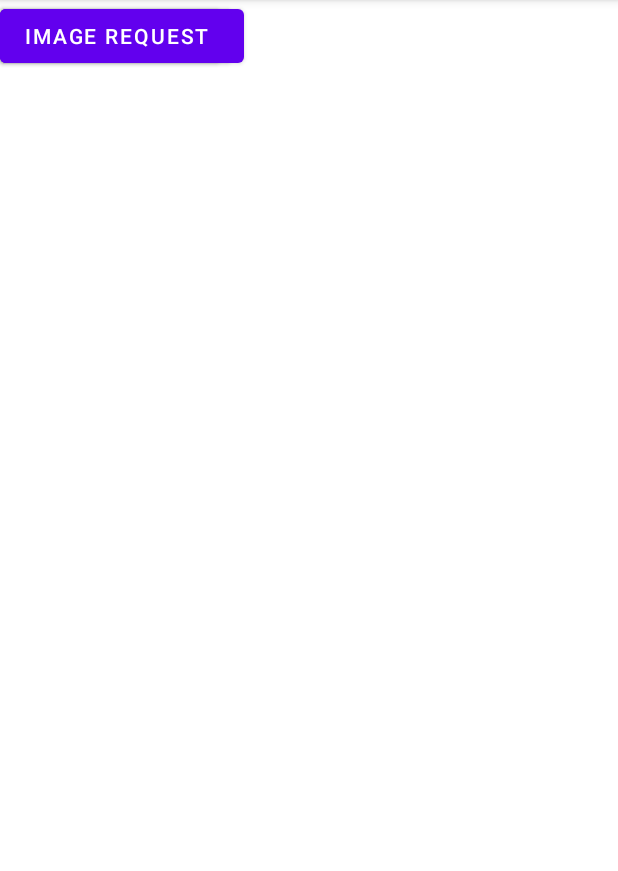
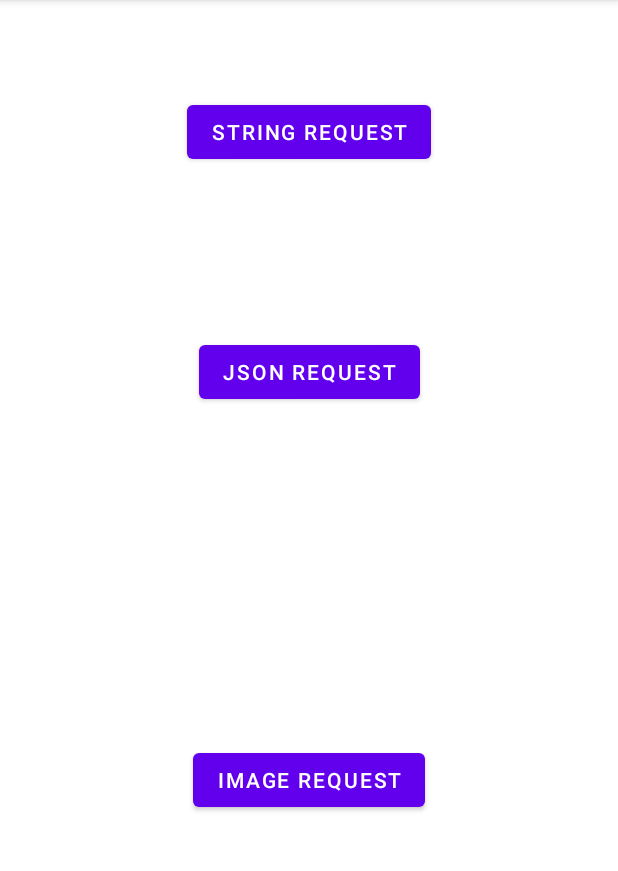
Before and after one commit to maximpopov11/Novello, an Android app: the screen it shows after launch (MainActivity), on a phone screen of 412 x 824 dp, the part 84-955 px from its top. Run offline under Robolectric (Android 15) with nearby library versions, the phone set to English and light mode, and no system bars; our stand-ins replace Volley.

Commit message:
E3: String and JSON Request working, Image Request Broken

```diff
--- a/Experiments/roba_abbajabal/E3_Volley/app/src/main/AndroidManifest.xml
+++ b/Experiments/roba_abbajabal/E3_Volley/app/src/main/AndroidManifest.xml
@@ -5,7 +5,7 @@
     <uses-permission android:name="android.permission.INTERNET"/>
 
     <application
-        android:name=".app.AppController"
+        android:name="com.example.e3_volley.app.AppController"
         android:usesCleartextTraffic="true"
         android:allowBackup="true"
         android:icon="@mipmap/ic_launcher"
@@ -22,6 +22,9 @@
                 <category android:name="android.intent.category.LAUNCHER" />
             </intent-filter>
         </activity>
+        <activity android:name=".ImageRequestActivity"></activity>
+        <activity android:name=".JsonRequestActivity"></activity>
+        <activity android:name=".StringRequestActivity"></activity>
     </application>
 
 </manifest>
--- a/Experiments/roba_abbajabal/E3_Volley/app/src/main/java/com/example/e3_volley/ImageRequestActivity.java
+++ b/Experiments/roba_abbajabal/E3_Volley/app/src/main/java/com/example/e3_volley/ImageRequestActivity.java
@@ -2,6 +2,7 @@ package com.example.e3_volley;
 
 import android.app.ProgressDialog;
 import android.os.Bundle;
+import android.widget.Button;
 import android.widget.ImageView;
 
 import androidx.appcompat.app.AppCompatActivity;
@@ -20,7 +21,7 @@ public class ImageRequestActivity extends AppCompatActivity {
         super.onCreate(savedInstanceState);
         setContentView(R.layout.activity_json);
 
-        ImageView imageView = findViewById(R.id.imageView);
+        ImageView imageView = (ImageView) findViewById(R.id.imageView);
 
         ImageLoader imageLoader = AppController.getInstance().getImageLoader();
         NetworkImageView imgNetWorkView = new NetworkImageView(this);
--- a/Experiments/roba_abbajabal/E3_Volley/app/src/main/java/com/example/e3_volley/MainActivity.java
+++ b/Experiments/roba_abbajabal/E3_Volley/app/src/main/java/com/example/e3_volley/MainActivity.java
@@ -2,7 +2,9 @@ package com.example.e3_volley;
 
 import androidx.appcompat.app.AppCompatActivity;
 
+import android.content.Intent;
 import android.os.Bundle;
+import android.widget.Button;
 
 public class MainActivity extends AppCompatActivity {
 
@@ -10,5 +12,31 @@ public class MainActivity extends AppCompatActivity {
     protected void onCreate(Bundle savedInstanceState) {
         super.onCreate(savedInstanceState);
         setContentView(R.layout.activity_main);
+
+        Button stringButton = (Button) findViewById(R.id.stringRequestButton);
+        Button jsonButton = (Button) findViewById(R.id.jsonRequestButton);
+        Button imageButton = (Button) findViewById(R.id.imageRequestButton);
+
+        stringButton.setOnClickListener(view -> switchToStringActivity());
+        jsonButton.setOnClickListener(view -> switchToJsonActivity());
+        imageButton.setOnClickListener(view -> switchToImageActivity());
+    }
+
+    public void switchToStringActivity()
+    {
+        Intent intent = new Intent(this, StringRequestActivity.class);
+        startActivity(intent);
+    }
+
+    public void switchToJsonActivity()
+    {
+        Intent intent = new Intent(this, JsonRequestActivity.class);
+        startActivity(intent);
+    }
+
+    public void switchToImageActivity()
+    {
+        Intent intent = new Intent(this, ImageRequestActivity.class);
+        startActivity(intent);
     }
 }
--- a/Experiments/roba_abbajabal/E3_Volley/app/src/main/java/com/example/e3_volley/StringRequestActivity.java
+++ b/Experiments/roba_abbajabal/E3_Volley/app/src/main/java/com/example/e3_volley/StringRequestActivity.java
@@ -3,6 +3,7 @@ package com.example.e3_volley;
 import android.app.ProgressDialog;
 import android.os.Bundle;
 import android.util.Log;
+import android.widget.TextView;
 
 import androidx.appcompat.app.AppCompatActivity;
 
@@ -24,17 +25,21 @@ public class StringRequestActivity extends AppCompatActivity {
         super.onCreate(savedInstanceState);
         setContentView(R.layout.activity_string);
 
+        TextView textView = (TextView) findViewById(R.id.stringRequestResponseText);
+
         String tag_string_req = "string_req";
         String url = Const.URL_STRING_REQ;
 
         ProgressDialog pDialog = new ProgressDialog(this);
         pDialog.setMessage("Loading...");
+        textView.setText("Loading...");
         pDialog.show();
 
         StringRequest stringRequest =
             new StringRequest(Request.Method.GET, url,
             response -> {
                 Log.d(AppController.TAG, response.toString());
+                textView.setText("Response:\n" + response.toString());
                 pDialog.hide();
             }, error -> {
                 VolleyLog.d(AppController.TAG, error.getMessage());
--- a/Experiments/roba_abbajabal/E3_Volley/app/src/main/java/com/example/e3_volley/net_utils/LruBitmapCache.java
+++ b/Experiments/roba_abbajabal/E3_Volley/app/src/main/java/com/example/e3_volley/net_utils/LruBitmapCache.java
@@ -7,7 +7,9 @@ import com.android.volley.toolbox.ImageLoader;
 
 public class LruBitmapCache extends LruCache<String, Bitmap> implements ImageLoader.ImageCache {
     public static int getDefaultLruCacheSize() {
-        return 0;
+        final int maxMemory = (int) (Runtime.getRuntime().maxMemory() / 1024);
+        final int cacheSize = maxMemory / 8;
+        return cacheSize;
     }
 
     public LruBitmapCache() {
--- a/Experiments/roba_abbajabal/E3_Volley/app/src/main/res/layout/activity_main.xml
+++ b/Experiments/roba_abbajabal/E3_Volley/app/src/main/res/layout/activity_main.xml
@@ -10,24 +10,30 @@
         android:id="@+id/stringRequestButton"
         android:layout_width="wrap_content"
         android:layout_height="wrap_content"
+        android:layout_marginTop="64dp"
         android:text="STRING REQUEST"
-        tools:layout_editor_absoluteX="124dp"
-        tools:layout_editor_absoluteY="103dp" />
+        app:layout_constraintEnd_toEndOf="parent"
+        app:layout_constraintStart_toStartOf="parent"
+        app:layout_constraintTop_toTopOf="parent" />
 
     <Button
         android:id="@+id/jsonRequestButton"
         android:layout_width="wrap_content"
         android:layout_height="wrap_content"
+        android:layout_marginTop="112dp"
         android:text="JSON Request"
-        tools:layout_editor_absoluteX="132dp"
-        tools:layout_editor_absoluteY="277dp" />
+        app:layout_constraintEnd_toEndOf="parent"
+        app:layout_constraintStart_toStartOf="parent"
+        app:layout_constraintTop_toBottomOf="@+id/stringRequestButton" />
 
     <Button
         android:id="@+id/imageRequestButton"
         android:layout_width="wrap_content"
         android:layout_height="wrap_content"
         android:text="IMAGE REQUEST"
-        tools:layout_editor_absoluteX="127dp"
-        tools:layout_editor_absoluteY="438dp" />
+        app:layout_constraintBottom_toBottomOf="parent"
+        app:layout_constraintEnd_toEndOf="parent"
+        app:layout_constraintStart_toStartOf="parent"
+        app:layout_constraintTop_toBottomOf="@+id/jsonRequestButton" />
 
 </androidx.constraintlayout.widget.ConstraintLayout>
```
Also changed, not shown: Experiments/roba_abbajabal/E3_Volley/app/src/main/java/com/example/e3_volley/JsonRequestActivity.java (+25 -4 lines), Experiments/roba_abbajabal/E3_Volley/app/src/main/res/layout/activity_json.xml (+9 -6 lines), Experiments/roba_abbajabal/E3_Volley/app/src/main/res/layout/activity_string.xml (+6 -4 lines).
